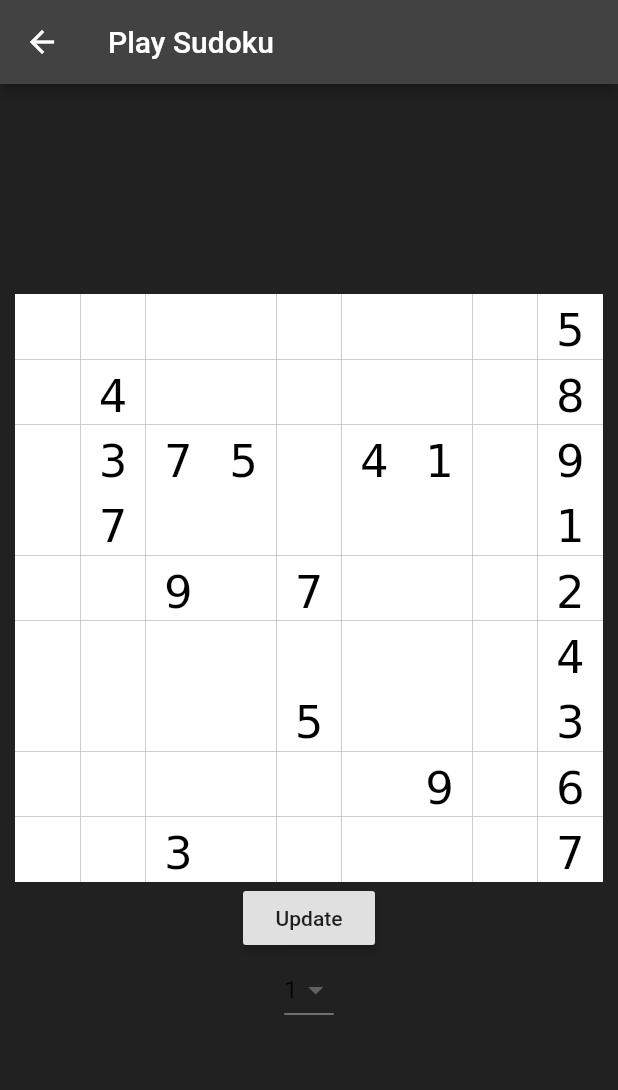
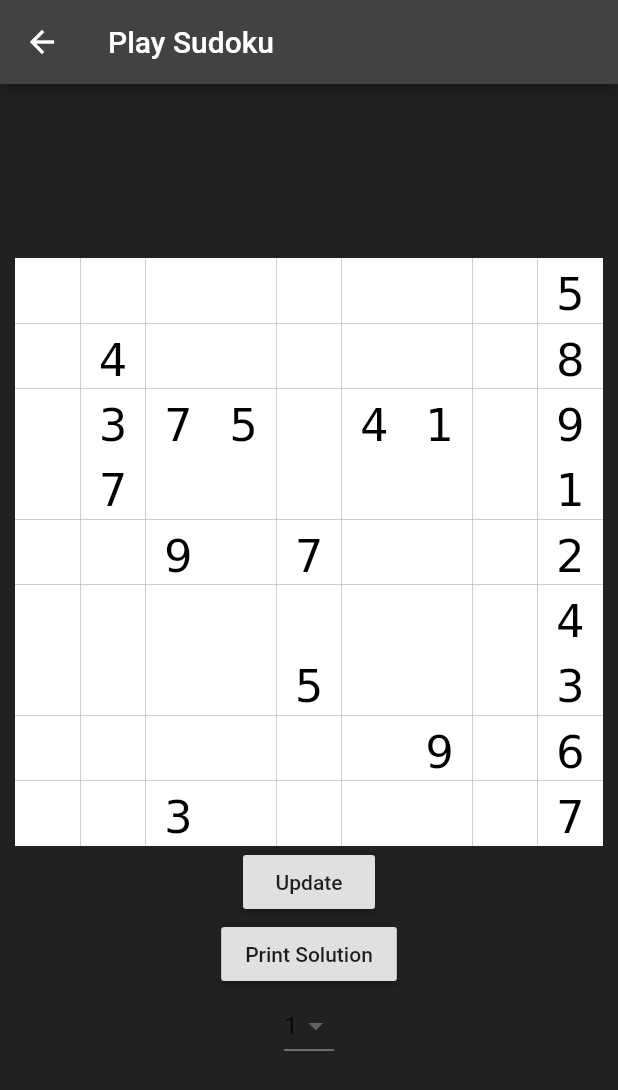
Before and after one commit to thoopchuk26/Sudoku_App, a Flutter app: the PlaySudokuPage screen opened directly, after a tap on "Solve Sudoku Board", on a phone screen of 412 x 824 dp. Shown: the top 1090 px of the screen. Run offline on Flutter 3.47's test engine with Material 2 defaults, Android fonts, the phone set to English and light mode, and no system bars.

```diff
--- a/lib/main.dart
+++ b/lib/main.dart
@@ -1,5 +1,6 @@
 import 'package:flutter/material.dart';
 import 'package:sudoku_app/Square.dart';
+import 'package:sudoku_app/solver/solver.dart';
 import 'difficulty.dart';
 import 'sudoku.dart';
 
@@ -55,11 +56,6 @@ class _MyHomePageState extends State<MyHomePage> {
                     context, MaterialPageRoute(builder: (context) => PlaySudokuPage()));
               },
             ),
-            RaisedButton(
-              child: Text('Solve Board'),
-              onPressed: () {
-              },
-            )
           ],
         ),
       ), // This trailing comma makes auto-formatting nicer for build methods.
@@ -165,7 +161,10 @@ class SudokuGridPage extends StatefulWidget {
 class _SudokuGridPageState extends State<SudokuGridPage> {
 
   List<List<Square>> squares = new List<List<Square>>();
+  Solver solver;
   int number = 0;
+  bool solved = false;
+  bool done = false;
 
   void squareSelect(Square square){
       square.changeNumber(number + 1);
@@ -185,15 +184,32 @@ class _SudokuGridPageState extends State<SudokuGridPage> {
   @override
   Widget build(BuildContext context) {
     List<Widget> body = new List<Widget>();
-    List<List<Widget>> rows = getRows();
-    for(int i = 0; i < 9; i ++){
-      body.add(Row(mainAxisAlignment: MainAxisAlignment.center, children: rows[i],));
+    if(!done){
+      List<List<Widget>> rows = getRows(widget.sudoku.board);
+      for(int i = 0; i < 9; i ++){
+        body.add(Row(mainAxisAlignment: MainAxisAlignment.center, children: rows[i],));
+      }
+    } else{
+      List<List<Widget>> rows = getRows(Solver().solveSudoku(widget.sudoku.board));
+      for(int i = 0; i < 9; i ++){
+        body.add(Row(mainAxisAlignment: MainAxisAlignment.center, children: rows[i],));
+      }
     }
+
     body.add(RaisedButton(
       child: Text('Update'),
       onPressed: () {
-        setState(() {
-        });
+        setState((){});
+      },
+    ));
+    body.add(RaisedButton(
+      child: Text('Print Solution'),
+      onPressed: (){
+        print('v Solution v');
+        for(int i = 0; i < 9; i++) {
+          print(Solver().solveSudoku(widget.sudoku.board)[i]);
+        }
+        print('^ Solution ^');
       },
     ));
     body.add(DropdownButton(
@@ -222,13 +238,13 @@ class _SudokuGridPageState extends State<SudokuGridPage> {
 
   // The implementation of GestureDetector for grid visualization is drawn, in
   // large part, from the Boggle game from Project 2.
-  List<List<Widget>> getRows() {
+  List<List<Widget>> getRows(List<List<int>> boards) {
     List<List<Widget>> rows = new List<List<Widget>>();
     for (int i=0; i < 9; i++) {
       squares.add(new List<Square>());
       rows.add(new List<Widget>());
       for (int j=0; j < 9; j++) {
-        squares[i].add(new  Square(widget.sudoku.board[i][j]));
+        squares[i].add(new  Square(boards[i][j]));
         rows[i].add(
             GestureDetector(
               child: Container(
--- a/lib/sudoku.dart
+++ b/lib/sudoku.dart
@@ -1,5 +1,6 @@
 import 'dart:math';
 import 'package:sudoku_app/difficulty.dart';
+import 'package:sudoku_app/solver/solver.dart';
 import 'difficulty.dart';
 
 /*
@@ -11,13 +12,17 @@ I do not claim to have made this code from scratch
 
 class Sudoku{
   Difficulty difficulty;
-  final board = List<List<int>>.generate(9, (i) => List<int>.generate(9, (j) => 0));
+  List<List<int>> board = List<List<int>>.generate(9, (i) => List<int>.generate(9, (j) => 0));
   Random random = new Random();
 
   Sudoku(this.difficulty);
 
   void setDiff (Difficulty diff){
     this.difficulty = diff;
+  }
+
+  void solveBoard(){
+    board = Solver().solveSudoku(board);
   }
 
   void fillValues() {
```
